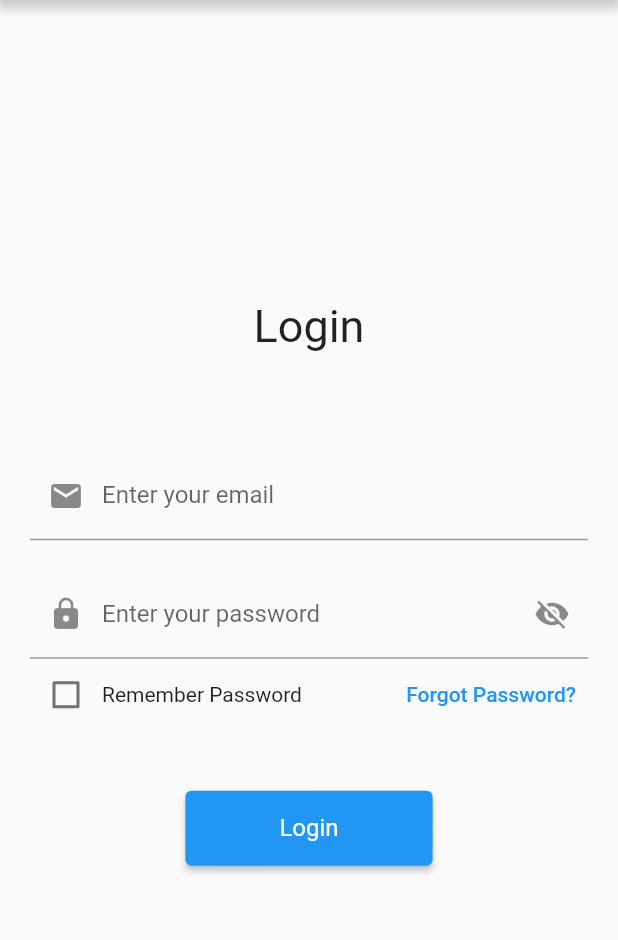
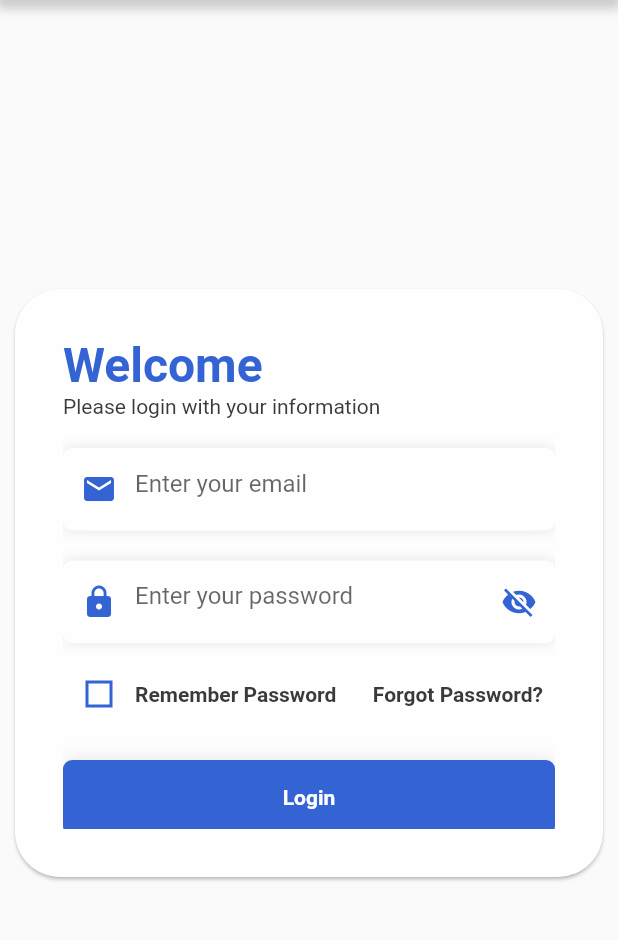
Before and after one commit to Timmy-123-pintor/WaTEErWise, a Flutter app: the screen it shows after launch, on a phone screen of 412 x 824 dp, the part 70-1010 px from its top. Run offline on Flutter 3.47's test engine with Material 2 defaults, Android fonts, the phone set to English and light mode, and no system bars; our stand-ins replace cloud_firestore, firebase_auth, firebase_core, firebase_database, fl_chart, google_fonts and 2 more; accounts and stored records are empty.

Commit message:
Admin Login Modified

```diff
--- a/waterwiseweb/lib/Screens/login_admin/login_admin_screen.dart
+++ b/waterwiseweb/lib/Screens/login_admin/login_admin_screen.dart
@@ -6,6 +6,7 @@ import 'package:provider/provider.dart';
 import 'package:shared_preferences/shared_preferences.dart';
 import 'package:waterwiseweb/Screens/services/firebase_auth_methods.dart';
 import 'package:waterwiseweb/components/TabBar/NavBar.dart';
+import 'package:waterwiseweb/constants/cons.dart';
 
 class EmailPasswordLogin extends StatefulWidget {
   static const routeName = '/EmailPasswordLoginWM';
@@ -107,94 +108,236 @@ class _EmailPasswordLoginState extends State<EmailPasswordLogin> {
   @override
   Widget build(BuildContext context) {
     return Scaffold(
-      body: Column(
-        mainAxisAlignment: MainAxisAlignment.center,
+      body: Stack(children: [
+        // Positioned(
+        //   top: 80,
+        //   child: _buildTop(),
+        // ),
+        Positioned(
+          child: Center(
+            child: _buildBottom(),
+          ),
+        ),
+      ]),
+    );
+  }
+
+  // Widget _buildTop() {
+  //   return SizedBox(
+  //     width: mediaSize.width,
+  //     child: const Column(
+  //       mainAxisSize: MainAxisSize.min,
+  //       children: [
+  //         //waterwise+ logo
+
+  //         Text(
+  //           "WATERWISE+",
+  //           style: TextStyle(
+  //             color: tBlue,
+  //             fontWeight: FontWeight.bold,
+  //             fontSize: 40,
+  //             letterSpacing: 2,
+  //           ),
+  //         ),
+  //       ],
+  //     ),
+  //   );
+  // }
+
+  Widget _buildBottom() {
+    return SizedBox(
+      width: 400,
+      height: 400,
+      child: Card(
+        shape: const RoundedRectangleBorder(
+          borderRadius: BorderRadius.all(Radius.circular(30)),
+        ),
+        color: tWhite,
+        child: Padding(
+          padding: const EdgeInsets.all(32.0),
+          child: _buildForm(),
+        ),
+      ),
+    );
+  }
+
+  Widget _buildForm() {
+    return SingleChildScrollView(
+        child: Column(
+      crossAxisAlignment: CrossAxisAlignment.start,
       children: [
         const Text(
-            "Login",
-            style: TextStyle(fontSize: 30),
+          "Welcome",
+          style: TextStyle(
+              color: tBlue, fontSize: 32, fontWeight: FontWeight.bold),
         ),
-          SizedBox(height: MediaQuery.of(context).size.height * 0.08),
+        _buildGreyText("Please login with your information"),
+        const SizedBox(height: 20),
         Container(
-            margin: const EdgeInsets.symmetric(horizontal: 20),
-            child: TextField(
+          height: 55,
+          decoration: BoxDecoration(
+            color: tWhite,
+            borderRadius: BorderRadius.circular(6),
+            boxShadow: [
+              BoxShadow(
+                color: Colors.black.withOpacity(0.1),
+                blurRadius: 7,
+              ),
+            ],
+          ),
+          child: TextFormField(
             controller: emailController,
+            style: const TextStyle(color: tBlack),
             decoration: const InputDecoration(
-                labelText: 'Enter your email',
-                prefixIcon: Icon(Icons.email),
+              hintText: 'Enter your email',
+              prefixIcon: Icon(Icons.email, color: tBlue),
+              border: InputBorder.none,
+              contentPadding:
+                  EdgeInsets.only(top: 25.0, left: 50.0, bottom: 25.0),
+              hintStyle: TextStyle(
+                height: 1,
+              ),
             ),
           ),
         ),
         const SizedBox(height: 20),
         Container(
-            margin: const EdgeInsets.symmetric(horizontal: 20),
-            child: TextField(
+          height: 55,
+          decoration: BoxDecoration(
+            color: tWhite,
+            borderRadius: BorderRadius.circular(6),
+            boxShadow: [
+              BoxShadow(
+                color: Colors.black.withOpacity(0.1),
+                blurRadius: 7,
+              ),
+            ],
+          ),
+          child: TextFormField(
             controller: passwordController,
+            style: const TextStyle(color: tBlack),
             obscureText: _obscureText,
             decoration: InputDecoration(
-                labelText: 'Enter your password',
-                prefixIcon: const Icon(Icons.lock),
+              prefixIcon: const Icon(Icons.lock, color: tBlue),
+              hintText: 'Enter your password',
               suffixIcon: IconButton(
+                splashRadius: 20.0,
+                highlightColor: Colors.transparent,
                 icon: _obscureText
-                      ? const Icon(Icons.visibility_off)
-                      : const Icon(Icons.visibility),
+                    ? const Icon(Icons.visibility_off, color: tBlue)
+                    : const Icon(Icons.visibility, color: tBlue),
                 onPressed: () {
                   setState(() {
                     _obscureText = !_obscureText;
                   });
                 },
               ),
+              border: InputBorder.none,
+              contentPadding:
+                  const EdgeInsets.only(top: 25.0, left: 50.0, bottom: 25.0),
+              // contentPadding: const EdgeInsets.all(0),
+              hintStyle: const TextStyle(
+                height: 1,
               ),
             ),
           ),
-          Container(
-            margin: const EdgeInsets.symmetric(horizontal: 20),
-            child: Row(
+        ),
+        const SizedBox(height: 10),
+        _buildRememberForgot(),
+        const SizedBox(height: 20),
+        _buildLoginButton(),
+      ],
+    ));
+  }
+
+  Widget _buildGreyText(String text) {
+    return Text(
+      text,
+      style: const TextStyle(color: tBlack),
+    );
+  }
+
+  Widget _buildRememberForgot() {
+    return Row(
       mainAxisAlignment: MainAxisAlignment.spaceBetween,
       children: [
         Row(
           children: [
-                    Checkbox(
+            Theme(
+              data: ThemeData(
+                unselectedWidgetColor:
+                    tBlue, // This sets the border color for the unchecked state
+              ),
+              child: Checkbox(
                 value: _rememberPassword,
                 onChanged: (bool? value) {
                   setState(() {
                     _rememberPassword = value!;
                   });
                 },
+                activeColor: tWhite, // Color of the checkbox when it's checked
+                checkColor: tWhite, // Color of the check icon
+                fillColor: MaterialStateProperty.resolveWith((states) {
+                  if (states.contains(MaterialState.selected)) {
+                    return tBlue; // Background color of the checkbox when it's checked
+                  }
+                  return tWhite; // Background color of the checkbox when it's unchecked
+                }),
+                shape: const RoundedRectangleBorder(
+                  side: BorderSide(
+                      color:
+                          tBlue), // This sets the border color for the checked state
                 ),
-                    const Text('Remember Password'),
+              ),
+            ),
+            const Text(
+              'Remember Password',
+              style: TextStyle(
+                  color: tBlack, fontSize: 14, fontWeight: FontWeight.bold),
+            ),
           ],
         ),
         TextButton(
-                  onPressed: () => context
-                      .read<FirebaseAuthMethods>()
+          onPressed: () =>
+              Provider.of<FirebaseAuthMethods>(context, listen: false)
                   .resetPassword(emailController.text, context),
           child: const Text(
             "Forgot Password?",
-                    style: TextStyle(color: Colors.blue, fontSize: 14),
+            style: TextStyle(
+                color: tBlack, fontSize: 14, fontWeight: FontWeight.bold),
           ),
         ),
       ],
+    );
+  }
+
+  Widget _buildLoginButton() {
+    return InkWell(
+      onTap: () {
+        debugPrint("Email : ${emailController.text}");
+        debugPrint("Password : ${passwordController.text}");
+        loginUser();
+      },
+      child: Container(
+        alignment: Alignment.center,
+        height: 50,
+        decoration: BoxDecoration(
+          color: tBlue,
+          borderRadius: const BorderRadius.all(Radius.circular(6)),
+          boxShadow: [
+            BoxShadow(
+              color: Colors.black.withOpacity(0.1),
+              blurRadius: 10,
             ),
-          ),
-          const SizedBox(height: 40),
-          ElevatedButton(
-            onPressed: loginUser,
-            style: ButtonStyle(
-              backgroundColor: MaterialStateProperty.all(Colors.blue),
-              textStyle: MaterialStateProperty.all(
-                const TextStyle(color: Colors.white),
-              ),
-              minimumSize: MaterialStateProperty.all(
-                Size(MediaQuery.of(context).size.width / 2.5, 50),
-              ),
+          ],
         ),
         child: const Text(
           "Login",
-              style: TextStyle(color: Colors.white, fontSize: 16),
+          style: TextStyle(
+            color: tWhite,
+            fontWeight: FontWeight.bold,
           ),
         ),
-        ],
       ),
     );
   }
```
Lines whose indentation alone changed are shown as unchanged.
